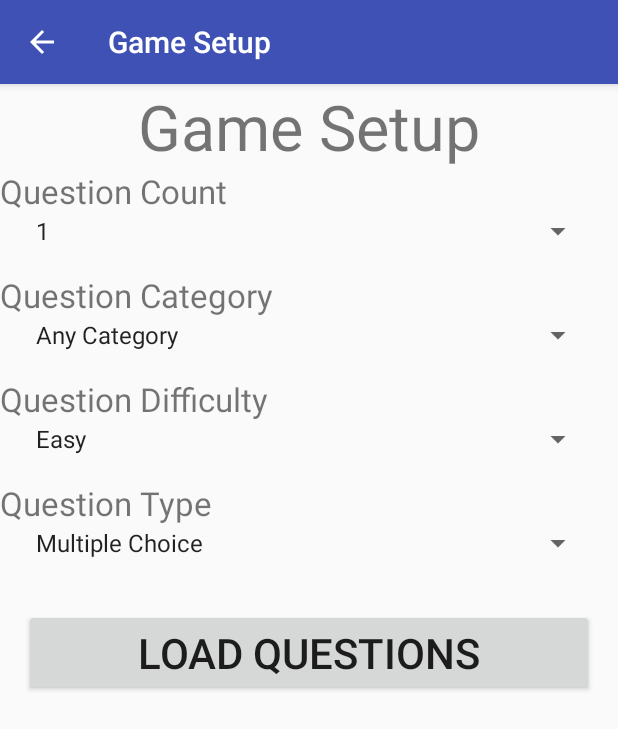
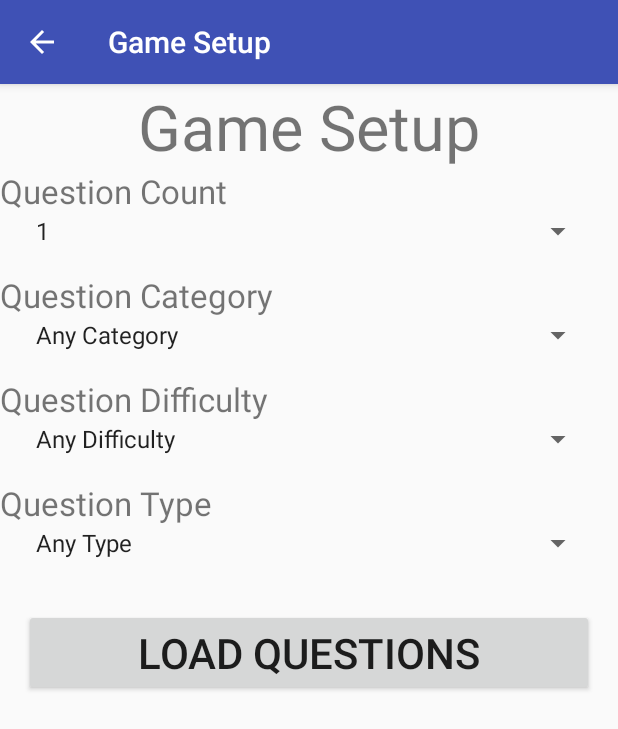
Before and after one commit to powersst/cs496, an Android app: the GameSetupActivity screen opened directly, with no data from a screen before it, on a phone screen of 412 x 824 dp. Shown: the top 729 px of the screen. Run offline under Robolectric (Android 15) with nearby library versions, the phone set to English and light mode, and no system bars.

Commit message:
Added "Any *" to the last to parameters.

```diff
--- a/TriviaTrouble/app/src/main/res/values/array.xml
+++ b/TriviaTrouble/app/src/main/res/values/array.xml
@@ -57,7 +57,7 @@
     </string-array>
 
     <string-array name="gameSetup_QuestionCategory_Entries">
-        <item value="">Any Category</item>
+        <item>Any Category</item>
         <item>General Knowledge</item>
         <item>Entertainment: Books</item>
         <item>Entertainment: Film</item>
@@ -113,23 +113,27 @@
     </string-array>
 
     <string-array name="gameSetup_QuestionDifficulty_Entries">
+        <item>Any Difficulty</item>
         <item>Easy</item>
         <item>Medium</item>
         <item>Hard</item>
     </string-array>
 
     <string-array name="gameSetup_QuestionDifficulty_EntryValues">
+        <item></item>
         <item>easy</item>
         <item>medium</item>
         <item>hard</item>
     </string-array>
 
     <string-array name="gameSetup_QuestionType_Entries">
+        <item>Any Type</item>
         <item>Multiple Choice</item>
         <item>True / False</item>
     </string-array>
 
     <string-array name="gameSetup_QuestionType_EntryValues">
+        <item></item>
         <item>multiple</item>
         <item>boolean</item>
     </string-array>
```
